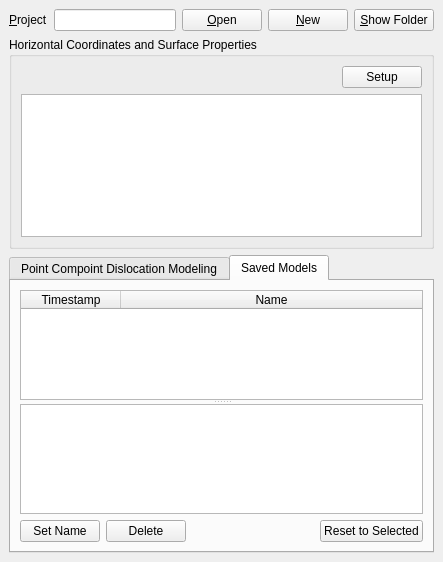
This is PCDMWidget.ui in kateyy/geohazardvis_modeling_pCDM as Qt 5 draws it before an edit. The edited form follows.
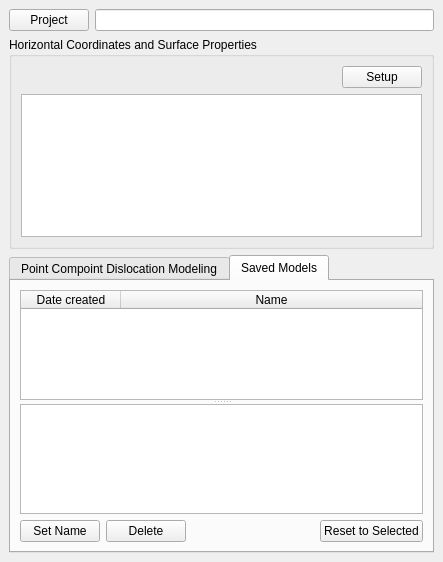
This is the edited form. The open tabs and pages were chosen to show the change.

Commit message: Implement recent project loading; GUI cleanup

```diff
--- a/PCDMWidget.ui
+++ b/PCDMWidget.ui
@@ -31,12 +31,9 @@
         <number>0</number>
        </property>
        <item>
-        <widget class="QLabel" name="label">
+        <widget class="QPushButton" name="projectMenuButton">
          <property name="text">
-          <string>&amp;Project</string>
-         </property>
-         <property name="buddy">
-          <cstring>projectNameEdit</cstring>
+          <string>Project</string>
          </property>
         </widget>
        </item>
@@ -53,27 +50,6 @@
          </property>
         </widget>
        </item>
-       <item>
-        <widget class="QPushButton" name="openProjectButton">
-         <property name="text">
-          <string>&amp;Open</string>
-         </property>
-        </widget>
-       </item>
-       <item>
-        <widget class="QPushButton" name="newProjectButton">
-         <property name="text">
-          <string>&amp;New</string>
-         </property>
-        </widget>
-       </item>
-       <item>
-        <widget class="QPushButton" name="showProjectFolderButton">
-         <property name="text">
-          <string>&amp;Show Folder</string>
-         </property>
-        </widget>
-       </item>
       </layout>
      </widget>
     </item>
@@ -663,7 +639,7 @@
            </attribute>
            <column>
             <property name="text">
-             <string>Timestamp</string>
+             <string>Date created</string>
             </property>
            </column>
            <column>
```
Left out of the diff: 6 changed lines with no effect on the pictures. The commit also changes 5 other files.
